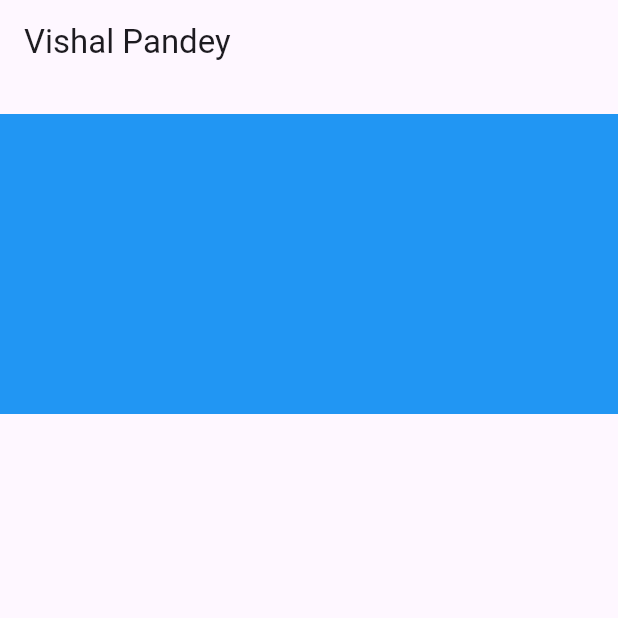
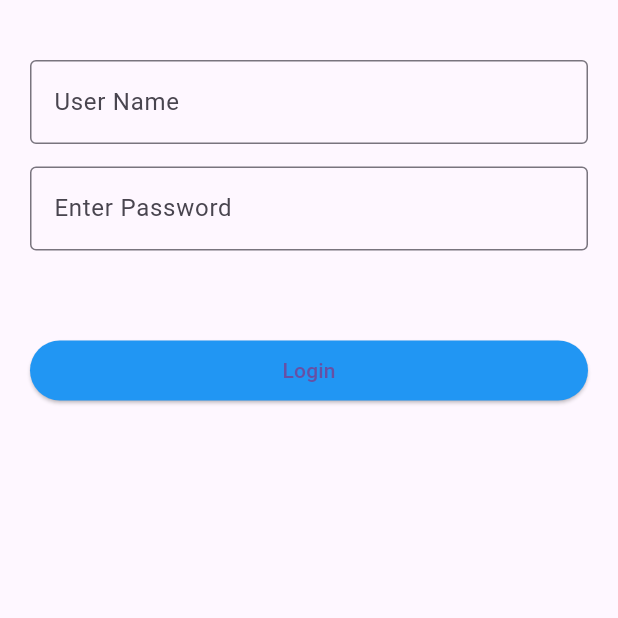
Before and after one commit to vishalpandey99/30DaysFlutters, a Flutter app: the screen it shows after launch, on a phone screen of 412 x 824 dp, the top half of it. Run offline on Flutter 3.47's test engine with Material 3 defaults, Android fonts, the phone set to English and light mode, and no system bars; our stand-ins replace dio, file_picker, fluttertoast, pretty_dio_logger.

Commit message:
vishallll

```diff
--- a/lib/PostApi.dart
+++ b/lib/PostApi.dart
@@ -138,7 +138,7 @@ class Vishal extends StatelessWidget {
               ),
               ElevatedButton(
                 style: ElevatedButton.styleFrom(
-                  primary: Colors.black,
+                  backgroundColor: Colors.black,
                   minimumSize: const Size.fromHeight(50), // NEW
                 ),
                 onPressed: () {
--- /dev/null
+++ b/lib/TestDirectory/LoginPage.dart
@@ -0,0 +1,69 @@
+import 'package:flutter/material.dart';
+
+class LoginPage extends StatelessWidget {
+  const LoginPage({super.key});
+
+  @override
+  Widget build(BuildContext context) {
+    return MaterialApp(
+      debugShowCheckedModeBanner: false,
+      home: Scaffold(
+      body: Padding(
+        padding: const EdgeInsets.symmetric(vertical: 40, horizontal: 20),
+        child: Column(
+          children: [
+            Center(
+              child: TextFormField(
+                decoration: InputDecoration(
+                  border: OutlineInputBorder(
+                    borderSide: BorderSide(
+                      color: Colors.black,
+                      width: 8
+                    )
+                  ),
+                  hintText: "Enter User Name",
+                  labelText: "User Name",
+                ),
+              ),
+            ),
+            SizedBox(
+              height: 15,
+            ),
+            Center(
+              child: TextFormField(
+                obscureText: true,
+                decoration: InputDecoration(
+                  border: OutlineInputBorder(
+                    borderSide: BorderSide(
+                      color: Colors.black,
+                      width: 8
+                    )
+                  ),
+                  hintText: "Enter Password",
+
+                ),
+              ),
+            ),
+            SizedBox(
+              height: 60,
+            ),
+            SizedBox(
+              height: 40,
+              width: 400,
+              child: ElevatedButton(
+                child: Text("Login"),
+                style: ElevatedButton.styleFrom(
+                  backgroundColor: Colors.blue
+                ),
+                onPressed: (){
+                  print("Hello Vishal Pandey");
+                },
+              ),
+            )
+          ],
+        ),
+      ),
+            )
+    );
+  }
+}
--- a/lib/main.dart
+++ b/lib/main.dart
@@ -1,5 +1,5 @@
 
-import 'package:first_flutter/testpage.dart';
+import 'package:first_flutter/TestDirectory/testpage.dart';
 import 'package:flutter/material.dart';
 import 'package:file_picker/file_picker.dart';
 import 'GetApi.dart';
@@ -7,8 +7,11 @@ import 'PostApi.dart';
 import 'package:dio/dio.dart';
 import 'dart:io';
 
+import 'TestDirectory/HomePage.dart';
+import 'TestDirectory/LoginPage.dart';
+
 void main() {
-  runApp(MyApp()); //MaterialApp
+  runApp(LoginPage()); //MaterialApp
 }
 
 class MyApp extends StatelessWidget {
@@ -16,19 +19,16 @@ class MyApp extends StatelessWidget {
 
   @override
   Widget build(BuildContext context) {
+
     return MaterialApp(
-      home: Scaffold(
-        appBar: AppBar(
-          title: Text("Vishal Pandey"),
-        ),
-        body: Container(
-          height: 200,
-          width: double.infinity,
-          color: Colors.blue,
-          padding: const EdgeInsets.all(30),
-          margin: const EdgeInsets.only(top: 20),
-        ),
-      ),
+     // initialRoute: "/login",
+    themeMode: ThemeMode.light,
+      theme: ThemeData(primarySwatch: Colors.deepPurple),
+      routes: {
+       "/": (context) => LoginPage(),
+        "/home": (context) => HomePage()
+
+      },
     );
   }
 }
--- /dev/null
+++ b/lib/test_page.dart
@@ -0,0 +1 @@
+import 'package:flutter/material.dart';
--- a/pubspec.yaml
+++ b/pubspec.yaml
@@ -38,6 +38,7 @@ dependencies:
   # The following adds the Cupertino Icons font to your application.
   # Use with the CupertinoIcons class for iOS style icons.
   cupertino_icons: ^1.0.2
+  google_fonts: ^6.2.1
 
 dev_dependencies:
   flutter_test:
@@ -63,7 +64,7 @@ flutter:
 
   # To add assets to your application, add an assets section, like this:
   assets:
-    - assets/
+    - assets/images/loginui.png
   #   - images/a_dot_ham.jpeg
 
   # An image asset can refer to one or more resolution-specific "variants", see
```
Also changed, not shown: lib/TestDirectory/HomePage.dart (added, +21 -0 lines), assets/images/loginui.png (added), lib/TestDirectory/testpage.dart (renamed from lib/testpage.dart), pubspec.lock, 1 other file.
